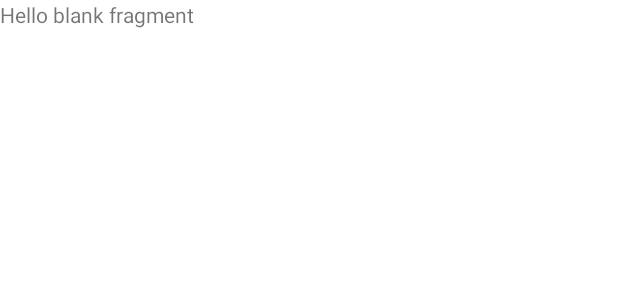
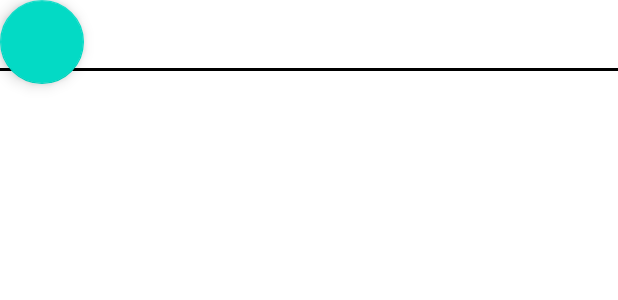
Before and after one commit to EunChanNam/We-Share-Wish-Hair, an Android app: the layout fragment_review.xml on its own in the app's theme, with its tools: preview values and no code run, on a phone screen of 412 x 824 dp. Shown: the top 300 px of the screen. Run offline under Robolectric (Android 15) with nearby library versions, the light colour scheme and no system bars.

Commit message:
fragment_3 review fragment

```diff
--- a/app/src/main/res/layout/fragment_recommend.xml
+++ b/app/src/main/res/layout/fragment_recommend.xml
@@ -6,9 +6,9 @@
     tools:context=".RecommendFragment">
 
     <LinearLayout
-        android:id="@+id/reco_linearLayout"
+        android:id="@+id/reco_parentLinearLayout"
         android:layout_width="match_parent"
-        android:layout_height="wrap_content"
+        android:layout_height="match_parent"
         android:orientation="vertical">
         <include
             layout="@layout/fragment_topbar"
--- a/app/src/main/res/layout/fragment_review.xml
+++ b/app/src/main/res/layout/fragment_review.xml
@@ -5,10 +5,22 @@
     android:layout_height="match_parent"
     tools:context=".ReviewFragment">
 
-    <!-- TODO: Update blank fragment layout -->
-    <TextView
+    <LinearLayout
+        android:id="@+id/review_parentLinearLayout"
         android:layout_width="match_parent"
         android:layout_height="match_parent"
-        android:text="@string/hello_blank_fragment" />
+        android:orientation="vertical">
+
+        <include layout="@layout/fragment_topbar" />
+
+
+    </LinearLayout>
+
+    <com.google.android.material.floatingactionbutton.FloatingActionButton
+        android:layout_width="wrap_content"
+        android:layout_height="wrap_content">
+
+    </com.google.android.material.floatingactionbutton.FloatingActionButton>
+
 
 </FrameLayout>
```
Also changed, not shown: app/src/main/AndroidManifest.xml (+18 -6 lines).
